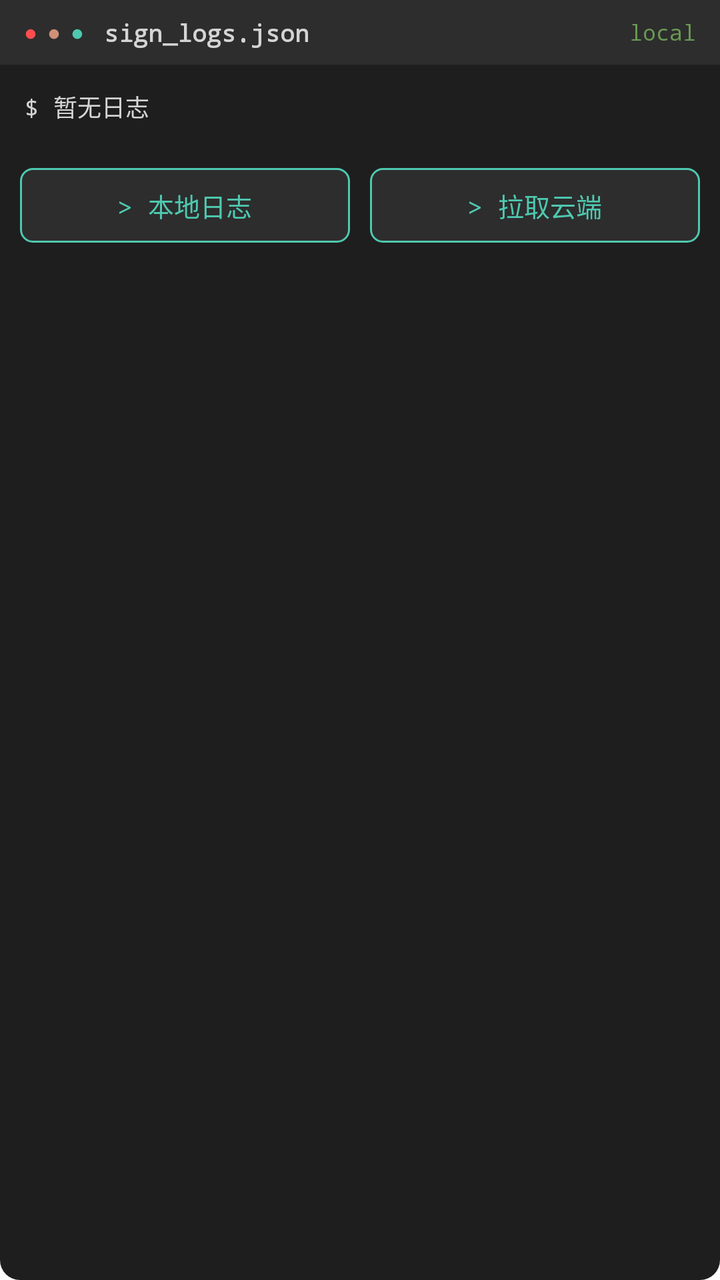
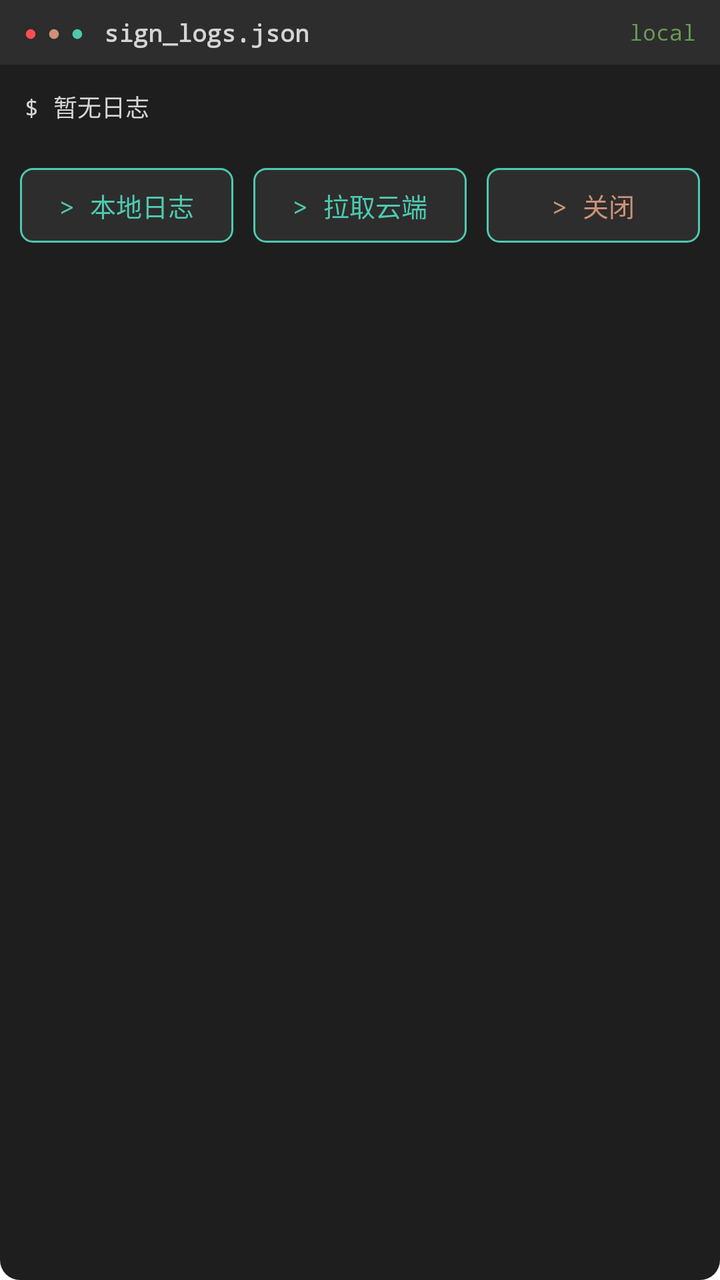

The first picture is an Android layout as it rendered before a commit; the second is the same layout after the commit. The layout source and the unified diff follow.
<!-- AndroidManifest.xml: application theme Theme.SignApp -->
<!-- res/layout/dialog_logs.xml -->
<?xml version="1.0" encoding="utf-8"?>
<LinearLayout xmlns:android="http://schemas.android.com/apk/res/android"
    android:layout_width="match_parent"
    android:layout_height="wrap_content"
    android:orientation="vertical"
    android:background="@drawable/bg_terminal_window"
    android:layout_marginTop="12dp"
    android:layout_marginBottom="4dp">

    
    <LinearLayout
        android:layout_width="match_parent"
        android:layout_height="wrap_content"
        android:orientation="horizontal"
        android:gravity="center_vertical"
        android:background="#2D2D2D"
        android:paddingLeft="12dp"
        android:paddingRight="12dp"
        android:paddingTop="8dp"
        android:paddingBottom="8dp">

        <TextView
            android:layout_width="wrap_content"
            android:layout_height="wrap_content"
            android:text="●"
            android:textColor="@color/error_red"
            android:textSize="11sp" />

        <TextView
            android:layout_width="wrap_content"
            android:layout_height="wrap_content"
            android:layout_marginStart="5dp"
            android:text="●"
            android:textColor="@color/terminal_orange"
            android:textSize="11sp" />

        <TextView
            android:layout_width="wrap_content"
            android:layout_height="wrap_content"
            android:layout_marginStart="5dp"
            android:text="●"
            android:textColor="@color/terminal_green"
            android:textSize="11sp" />

        <TextView
            android:layout_width="wrap_content"
            android:layout_height="wrap_content"
            android:layout_marginStart="10dp"
            android:text="sign_logs.json"
            android:textColor="#D4D4D4"
            android:textSize="12sp"
            android:fontFamily="monospace"
            android:textStyle="bold" />

        <TextView
            android:id="@+id/tvLogsMode"
            android:layout_width="0dp"
            android:layout_height="wrap_content"
            android:layout_weight="1"
            android:gravity="end"
            android:text="local"
            android:textColor="#6A9955"
            android:textSize="11sp"
            android:fontFamily="monospace" />
    </LinearLayout>

    
    <ScrollView
        android:layout_width="match_parent"
        android:layout_height="wrap_content"
        android:maxHeight="340dp">

        <TextView
            android:id="@+id/tvLogsContent"
            android:layout_width="match_parent"
            android:layout_height="wrap_content"
            android:padding="12dp"
            android:text="$ 暂无日志"
            android:textColor="@color/terminal_white"
            android:textSize="12sp"
            android:fontFamily="monospace"
            android:lineSpacingExtra="4dp" />
    </ScrollView>

    
    <LinearLayout
        android:layout_width="match_parent"
        android:layout_height="wrap_content"
        android:orientation="horizontal"
        android:padding="10dp">

        <TextView
            android:id="@+id/btnLogsLocal"
            android:layout_width="0dp"
            android:layout_height="wrap_content"
            android:layout_weight="1"
            android:background="@drawable/bg_terminal_btn"
            android:gravity="center"
            android:padding="9dp"
            android:text="> 本地日志"
            android:textColor="@color/terminal_green"
            android:textSize="13sp"
            android:fontFamily="monospace" />

        <TextView
            android:id="@+id/btnLogsCloud"
            android:layout_width="0dp"
            android:layout_height="wrap_content"
            android:layout_weight="1"
            android:layout_marginStart="10dp"
            android:background="@drawable/bg_terminal_btn"
            android:gravity="center"
            android:padding="9dp"
            android:text="> 拉取云端"
            android:textColor="@color/terminal_green"
            android:textSize="13sp"
            android:fontFamily="monospace" />
    </LinearLayout>
</LinearLayout>
<!-- resources referenced by this layout -->
<resources>
  <color name="error_red">#FF4D4F</color>
  <color name="terminal_green">#4EC9B0</color>
  <color name="terminal_orange">#CE9178</color>
  <color name="terminal_white">#D4D4D4</color>
  <!-- drawable bg_terminal_btn (drawable) -->
  <?xml version="1.0" encoding="utf-8"?>
  <shape xmlns:android="http://schemas.android.com/apk/res/android"
      android:shape="rectangle">
      <solid android:color="#2D2D2D" />
      <corners android:radius="6dp" />
      <stroke
          android:width="1dp"
          android:color="#4EC9B0" />
  </shape>
  <!-- drawable bg_terminal_window (drawable) -->
  <?xml version="1.0" encoding="utf-8"?>
  <shape xmlns:android="http://schemas.android.com/apk/res/android"
      android:shape="rectangle">
      <solid android:color="#1E1E1E" />
      <corners android:radius="10dp" />
  </shape>
  <style name="Theme.SignApp" parent="Theme.MaterialComponents.DayNight.NoActionBar">
          <item name="colorPrimary">@color/primary</item>
          <item name="colorPrimaryVariant">@color/primary_dark</item>
          <item name="colorOnPrimary">@color/white</item>
          <item name="android:statusBarColor">@color/primary</item>
          <item name="android:windowBackground">@color/white</item>
      </style>
  <color name="primary">#1677FF</color>
  <color name="primary_dark">#0E5FCC</color>
  <color name="white">#FFFFFF</color>
</resources>

<!-- the commit's change to res/layout/dialog_logs.xml (unified diff, before → after) -->
@@ -115,5 +115,19 @@
             android:textColor="@color/terminal_green"
             android:textSize="13sp"
             android:fontFamily="monospace" />
+
+        <TextView
+            android:id="@+id/btnLogsClose"
+            android:layout_width="0dp"
+            android:layout_height="wrap_content"
+            android:layout_weight="1"
+            android:layout_marginStart="10dp"
+            android:background="@drawable/bg_terminal_btn"
+            android:gravity="center"
+            android:padding="9dp"
+            android:text="> 关闭"
+            android:textColor="@color/terminal_orange"
+            android:textSize="13sp"
+            android:fontFamily="monospace" />
     </LinearLayout>
 </LinearLayout>
